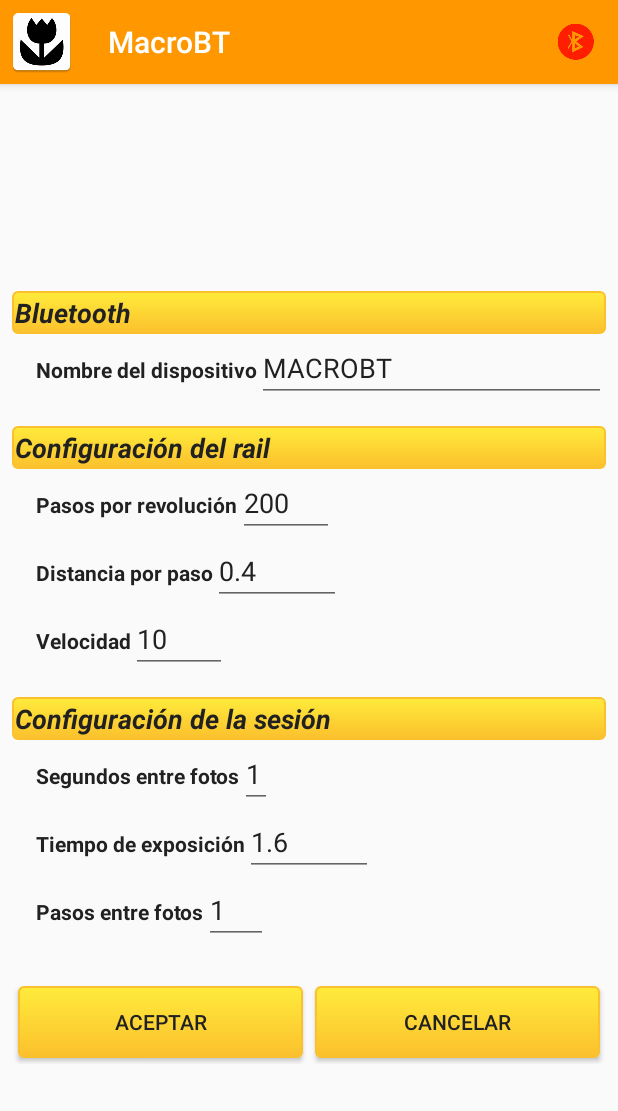
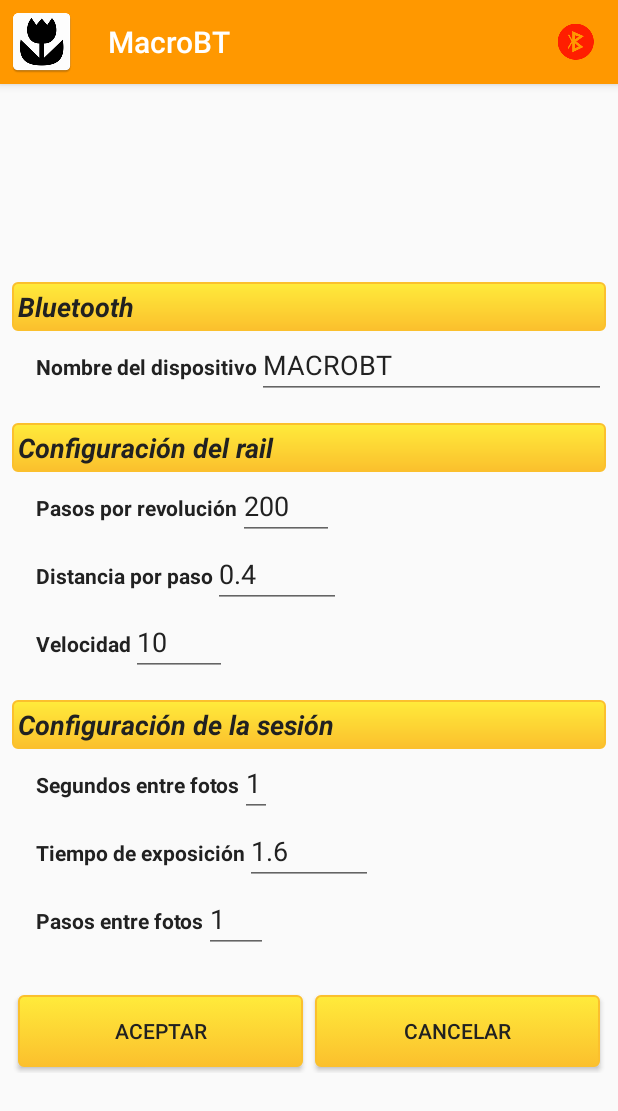
Before and after one commit to jjcarles/MacroBT, an Android app: the fragment SettingsFragment placed in its activity, on a phone screen of 412 x 824 dp. Shown: the top 1111 px of the screen. Run offline under Robolectric (Android 15) with nearby library versions, the phone set to English and light mode, and no system bars.

Commit message:
Canviat el padding.

```diff
--- a/app/src/main/res/values/styles.xml
+++ b/app/src/main/res/values/styles.xml
@@ -12,7 +12,7 @@
         <item name="android:textSize">18sp</item>
         <item name="android:background">@drawable/tv_background</item>
         <item name="android:textStyle">bold|italic</item>
-        <item name="android:padding">2dp</item>
+        <item name="android:padding">4dp</item>
         <item name="android:textColor">@color/colorPrimaryText</item>
     </style>
 
```
